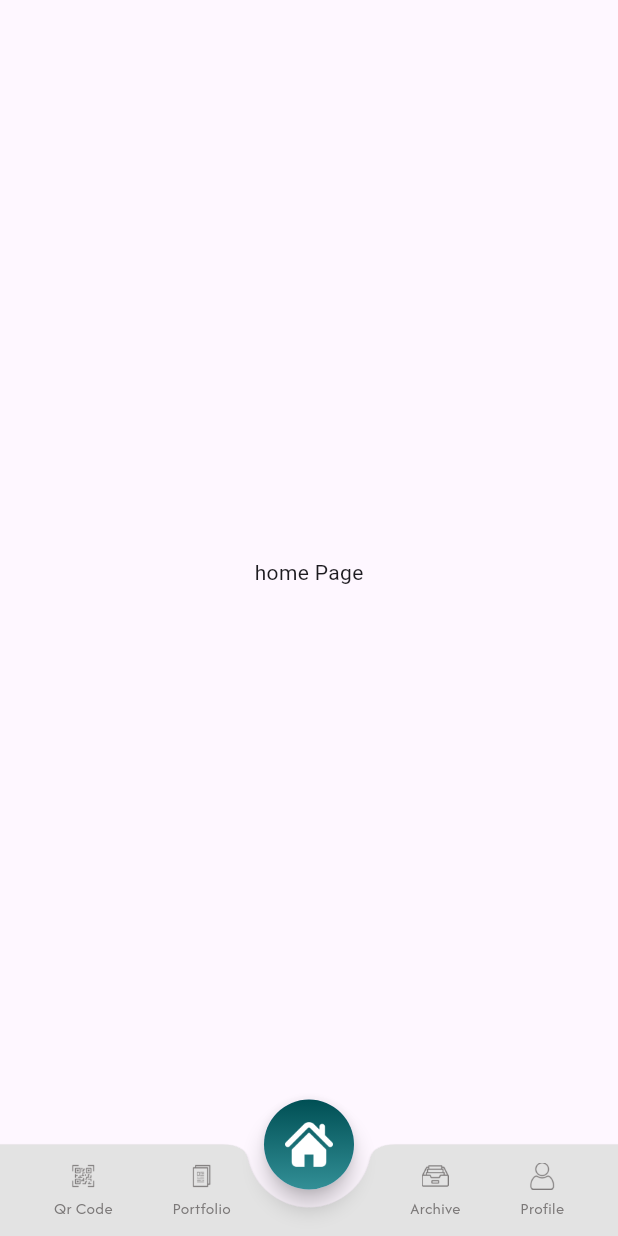
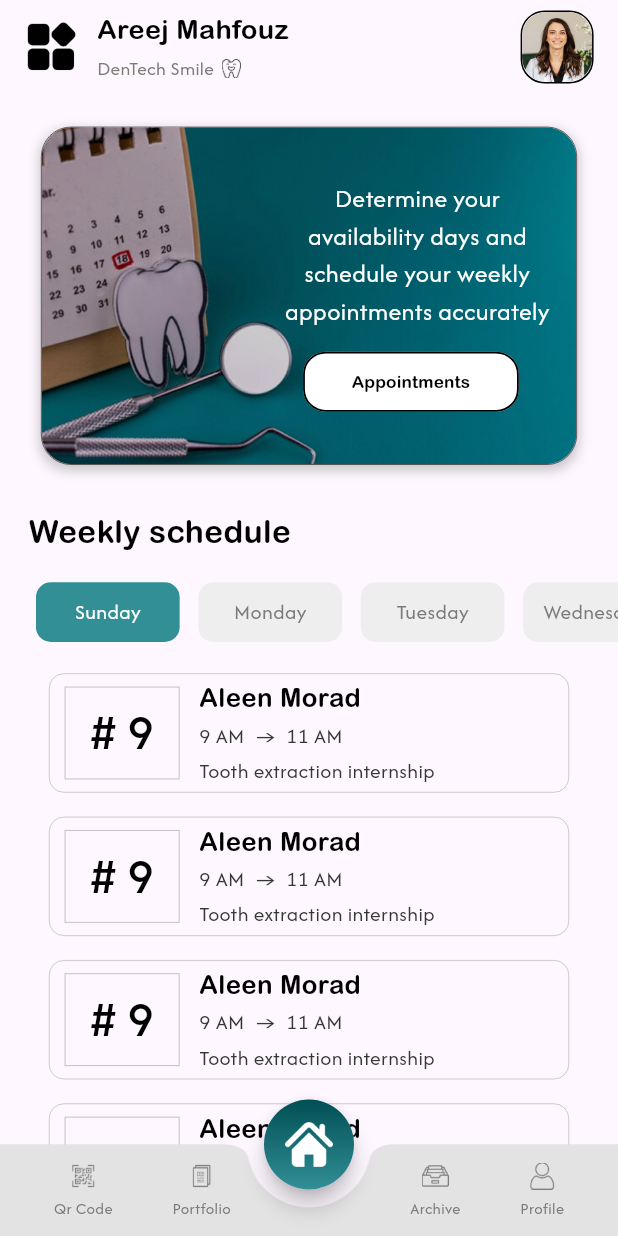
Before and after one commit to Farojeh/DenTech-Smile, a Flutter app: the screen it shows after launch, on a phone screen of 412 x 824 dp. Run offline on Flutter 3.47's test engine with Material 3 defaults, Android fonts, the light colour scheme and no system bars; our stand-ins replace awesome_snackbar_content, bloc, device_preview, dio, flutter_bloc, get_it and 4 more.

Commit message:
student home page UI

```diff
--- a/lib/core/utils/static.dart
+++ b/lib/core/utils/static.dart
@@ -28,4 +28,12 @@ static void home(BuildContext context){
   }
 }
 
+static double gethieght(BuildContext context , double size){
+  return (MediaQuery.of(context).size.height / 932) * size ;
 }
+
+static double getwieght(BuildContext context , double size){
+  return (MediaQuery.of(context).size.width / 430) * size ;
+}
+
+}
--- /dev/null
+++ b/lib/student/Home/controller/cubit/home_cubit.dart
@@ -0,0 +1,87 @@
+import 'package:bloc/bloc.dart';
+import 'package:dentech_smile/student/Home/model/appointment.dart';
+import 'package:dentech_smile/student/Home/model/day.dart';
+import 'package:meta/meta.dart';
+
+part 'home_state.dart';
+
+class HomeCubit extends Cubit<HomeState> {
+  HomeCubit() : super(HomeInitial());
+
+  List<Day> days = [
+    Day(name: "Sunday", id: 0, appointments: [
+      Appointment(
+          patient: "Aleen Morad ",
+          tag: "9",
+          start: "9 AM",
+          end: "11 AM",
+          internship: "Tooth extraction internship"),
+      Appointment(
+          patient: "Aleen Morad ",
+          tag: "9",
+          start: "9 AM",
+          end: "11 AM",
+          internship: "Tooth extraction internship"),
+      Appointment(
+          patient: "Aleen Morad ",
+          tag: "9",
+          start: "9 AM",
+          end: "11 AM",
+          internship: "Tooth extraction internship"),
+      Appointment(
+          patient: "Aleen Morad ",
+          tag: "9",
+          start: "9 AM",
+          end: "11 AM",
+          internship: "Tooth extraction internship"),
+    ]),
+    Day(name: "Monday", id: 1, appointments: [
+      Appointment(
+          patient: "Aleen Morad ",
+          tag: "9",
+          start: "9 AM",
+          end: "11 AM",
+          internship: "Tooth extraction internship"),
+      Appointment(
+          patient: "Aleen Morad ",
+          tag: "9",
+          start: "9 AM",
+          end: "11 AM",
+          internship: "Tooth extraction internship"),
+      Appointment(
+          patient: "Aleen Morad ",
+          tag: "9",
+          start: "9 AM",
+          end: "11 AM",
+          internship: "Tooth extraction internship"),
+      Appointment(
+          patient: "Aleen Morad ",
+          tag: "9",
+          start: "9 AM",
+          end: "11 AM",
+          internship: "Tooth extraction internship"),
+    ]),
+    Day(name: "Tuesday", id: 2, appointments: []),
+    Day(name: "Wednesday", id: 3, appointments: [
+      Appointment(
+          patient: "Aleen Morad ",
+          tag: "9",
+          start: "9 AM",
+          end: "11 AM",
+          internship: "Tooth extraction internship"),
+      Appointment(
+          patient: "Aleen Morad ",
+          tag: "9",
+          start: "9 AM",
+          end: "11 AM",
+          internship: "Tooth extraction internship"),
+    ]),
+    Day(name: "Thursday", id: 4, appointments: []),
+  ];
+
+  void selectday(int day) {
+    if (state is HomeInitial) {
+      emit((state as HomeInitial).copyWith(select: day));
+    }
+  }
+}
--- /dev/null
+++ b/lib/student/Home/controller/cubit/home_state.dart
@@ -0,0 +1,15 @@
+part of 'home_cubit.dart';
+
+@immutable
+sealed class HomeState {}
+
+final class HomeInitial extends HomeState {
+  final int select;
+  HomeInitial({this.select = 0});
+
+  HomeInitial copyWith({int? select}) {
+    return HomeInitial(
+      select: select ?? this.select,
+    );
+  }
+}
--- /dev/null
+++ b/lib/student/Home/model/appointment.dart
@@ -0,0 +1,15 @@
+class Appointment{
+  String patient;
+  String tag ;
+  String start ;
+  String end ;
+  String internship ;
+
+  Appointment({
+    required this.patient,
+    required this.tag ,
+    required this.start ,
+    required this.end,
+    required this.internship
+  });
+}
--- /dev/null
+++ b/lib/student/Home/model/day.dart
@@ -0,0 +1,30 @@
+import 'package:dentech_smile/student/Home/model/appointment.dart';
+
+class Day {
+  String name ;
+  int id ;
+  List<Appointment> appointments;
+
+  Day({
+    required this.name,
+    required this.id ,
+    required this.appointments
+  });
+
+  void setName (String name ){
+    this.name = name ;
+  }
+
+  void addappointment(Appointment a){
+    appointments.add(a);
+  }
+
+  List<Appointment> getappointment(){
+    return appointments ;
+  }
+
+  void setappointment(List<Appointment> apps){
+    appointments = apps ;
+  }
+
+}
--- a/lib/student/Home/view/home_page.dart
+++ b/lib/student/Home/view/home_page.dart
@@ -1,14 +1,36 @@
+import 'package:dentech_smile/student/Home/controller/cubit/home_cubit.dart';
+import 'package:dentech_smile/student/Home/view/widget/appointment_widget.dart';
+import 'package:dentech_smile/student/Home/view/widget/days_widget.dart';
+import 'package:dentech_smile/student/Home/view/widget/top_home_view.dart';
 import 'package:flutter/material.dart';
+import 'package:flutter_bloc/flutter_bloc.dart';
 
 class HomePage extends StatelessWidget {
   const HomePage({super.key});
 
   @override
   Widget build(BuildContext context) {
-    return Scaffold(
-      body: Center(
-        child: Text("home Page"),
-      ),
+    return BlocProvider<HomeCubit>(
+      create: (context) => HomeCubit(),
+      child: Scaffold(
+          body: SizedBox(
+        height: MediaQuery.of(context).size.height,
+        width: MediaQuery.of(context).size.width,
+        child: SingleChildScrollView(
+          child: Column(
+            mainAxisAlignment: MainAxisAlignment.start,
+            crossAxisAlignment: CrossAxisAlignment.center,
+            children: [
+              SizedBox(
+                height: MediaQuery.of(context).padding.top + 7,
+              ),
+              const TopHomeView(),
+              const AppointmentWidget(),
+              const DayWidget()
+            ],
+          ),
+        ),
+      )),
     );
   }
 }
--- /dev/null
+++ b/lib/student/Home/view/widget/appointment_of_day_widget.dart
@@ -0,0 +1,101 @@
+import 'package:dentech_smile/core/utils/static.dart';
+import 'package:dentech_smile/student/Home/controller/cubit/home_cubit.dart';
+import 'package:flutter/material.dart';
+import 'package:flutter_bloc/flutter_bloc.dart';
+
+class AppointmentOfDayWidget extends StatelessWidget {
+  const AppointmentOfDayWidget({super.key});
+
+  @override
+  Widget build(BuildContext context) {
+    return BlocBuilder<HomeCubit, HomeState>(
+      builder: (context, state) {
+        final cubit = context.read<HomeCubit>();
+        if (state is HomeInitial) {
+          return Padding(
+            padding: const EdgeInsets.only(top: 20),
+            child: Column(
+              mainAxisAlignment: MainAxisAlignment.center,
+              children: cubit.days[state.select].appointments
+                  .map((e) => Container(
+                        height: Static.gethieght(context, 90),
+                        width: Static.getwieght(context, 362),
+                        decoration: BoxDecoration(
+                            border: Border.all(
+                                width: 0.5,
+                                color: Colors.black.withOpacity(0.25)),
+                            borderRadius: BorderRadius.circular(10)),
+                        margin: const EdgeInsets.only(bottom: 16),
+                        child: Row(children: [
+                          const SizedBox(
+                            width: 10,
+                          ),
+                          Container(
+                            height: Static.gethieght(context, 70),
+                            width: Static.getwieght(context, 80),
+                            decoration: BoxDecoration(
+                              border: Border.all(
+                                  width: 0.6,
+                                  color: Colors.black.withOpacity(0.25)),
+                            ),
+                            alignment: Alignment.center,
+                            child: Text(
+                              "# ${e.tag}",
+                              style: TextStyle(
+                                  fontFamily: Static.afacadfont,
+                                  fontWeight: FontWeight.w500,
+                                  fontSize: Static.getwieght(context, 35),
+                                  color: Colors.black),
+                            ),
+                          ),
+                          Padding(
+                            padding: const EdgeInsets.only(
+                                left: 13, bottom: 2, top: 2),
+                            child: Column(
+                              mainAxisAlignment: MainAxisAlignment.center,
+                              crossAxisAlignment: CrossAxisAlignment.start,
+                              children: [
+                                Text(
+                                  e.patient,
+                                  style: TextStyle(
+                                      fontFamily: Static.arialRoundedMTfont,
+                                      fontSize: Static.getwieght(context, 18),
+                                      color: Colors.black),
+                                ),
+                                const SizedBox(
+                                  height: 2.5,
+                                ),
+                                Text(
+                                  "${e.start}  →  ${e.end}",
+                                  style: TextStyle(
+                                      fontFamily: Static.afacadfont,
+                                      fontWeight: FontWeight.w400,
+                                      color: Static.lightcolor,
+                                      fontSize: Static.getwieght(context, 15)),
+                                ),
+                                const SizedBox(
+                                  height: 2.5,
+                                ),
+                                Text(
+                                  e.internship,
+                                  style: TextStyle(
+                                      fontFamily: Static.afacadfont,
+                                      fontWeight: FontWeight.w400,
+                                      color: Static.lightcolor,
+                                      fontSize: Static.getwieght(context, 15)),
+                                )
+                              ],
+                            ),
+                          )
+                        ]),
+                      ))
+                  .toList(),
+            ),
+          );
+        } else {
+          return const Text("somthing wrong");
+        }
+      },
+    );
+  }
+}
--- /dev/null
+++ b/lib/student/Home/view/widget/appointment_widget.dart
@@ -0,0 +1,88 @@
+import 'package:dentech_smile/core/utils/static.dart';
+import 'package:dentech_smile/widget/custom_button.dart';
+import 'package:flutter/material.dart';
+
+class AppointmentWidget extends StatelessWidget {
+  const AppointmentWidget({super.key});
+
+  @override
+  Widget build(BuildContext context) {
+    return Container(
+      margin: EdgeInsets.only(
+          left: MediaQuery.of(context).size.width * 0.05,
+          right: MediaQuery.of(context).size.width * 0.05,
+          bottom: MediaQuery.of(context).size.height * 0.035,
+          top: MediaQuery.of(context).size.height * 0.035),
+      height: (MediaQuery.of(context).size.height / 932) * 255,
+      width: (MediaQuery.of(context).size.width / 430) * 373,
+      decoration: BoxDecoration(
+        borderRadius: BorderRadius.circular(20),
+        border: Border.all(width: 0.5, color: Static.lightcolor),
+        boxShadow: [
+          BoxShadow(
+            color: Colors.black.withOpacity(0.2),
+            spreadRadius: 1,
+            blurRadius: 6,
+            offset: const Offset(0, 3),
+          ),
+        ],
+      ),
+      child: Stack(
+        children: [
+          ClipRRect(
+            borderRadius: BorderRadius.circular(20),
+            child: Image.asset(
+              "assets/images/student_home2.jpg",
+              height: (MediaQuery.of(context).size.height / 932) * 255,
+              width: (MediaQuery.of(context).size.width / 430) * 373,
+              fit: BoxFit.cover,
+            ),
+          ),
+          Container(
+            height: (MediaQuery.of(context).size.height / 932) * 255,
+            width: (MediaQuery.of(context).size.width / 430) * 373,
+            decoration: BoxDecoration(
+                borderRadius: BorderRadius.circular(20),
+                color: Colors.black.withOpacity(0.2)),
+          ),
+          Positioned(
+              top: (MediaQuery.of(context).size.height / 932) * 40,
+              right: (MediaQuery.of(context).size.width / 430) * 13,
+              child: SizedBox(
+                height: (MediaQuery.of(context).size.height / 932) * 120,
+                width: (MediaQuery.of(context).size.width / 430) * 195,
+                child: Text(
+                  "Determine your availability days and schedule your weekly appointments accurately",
+                  style: TextStyle(
+                      fontSize: (MediaQuery.of(context).size.width / 430) * 18,
+                      color: Colors.white,
+                      fontFamily: Static.afacadfont,
+                      fontWeight: FontWeight.w400),
+                  textAlign: TextAlign.center,
+                ),
+              )),
+          Positioned(
+              bottom: (MediaQuery.of(context).size.height / 932) * 35,
+              right: (MediaQuery.of(context).size.width / 430) * 40,
+              child: CustomButton(
+                  redbl: 15,
+                  redbr: 15,
+                  redtl: 15,
+                  redtr: 15,
+                  color: const Color(0xffE0E0E0),
+                  side: Colors.black,
+                  height: (MediaQuery.of(context).size.height / 932) * 40,
+                  width: (MediaQuery.of(context).size.width / 430) * 100,
+                  child: Text(
+                    "Appointments",
+                    style: TextStyle(
+                        fontFamily: Static.arialRoundedMTfont,
+                        fontSize:
+                            (MediaQuery.of(context).size.width / 430) * 12,
+                        color: Colors.black),
+                  )))
+        ],
+      ),
+    );
+  }
+}
--- /dev/null
+++ b/lib/student/Home/view/widget/days_widget.dart
@@ -0,0 +1,32 @@
+import 'package:dentech_smile/core/utils/static.dart';
+import 'package:dentech_smile/student/Home/view/widget/appointment_of_day_widget.dart';
+import 'package:dentech_smile/student/Home/view/widget/select_day_widget.dart';
+import 'package:flutter/material.dart';
+
+class DayWidget extends StatelessWidget {
+  const DayWidget({super.key});
+
+  @override
+  Widget build(BuildContext context) {
+    return Column(
+      mainAxisAlignment: MainAxisAlignment.start,
+      crossAxisAlignment: CrossAxisAlignment.center,
+      children: [
+        Container(
+          alignment: Alignment.centerLeft,
+          margin:
+              EdgeInsets.symmetric(horizontal: Static.getwieght(context, 20)),
+          child: Text(
+            "Weekly schedule",
+            style: TextStyle(
+                fontFamily: Static.arialRoundedMTfont,
+                fontSize: Static.getwieght(context, 22),
+                color: Colors.black),
+          ),
+        ),
+        const SelectDayWidget(),
+       const AppointmentOfDayWidget()
+      ],
+    );
+  }
+}
--- /dev/null
+++ b/lib/student/Home/view/widget/select_day_widget.dart
@@ -0,0 +1,59 @@
+import 'package:dentech_smile/core/utils/static.dart';
+import 'package:dentech_smile/student/Home/controller/cubit/home_cubit.dart';
+import 'package:flutter/material.dart';
+import 'package:flutter_bloc/flutter_bloc.dart';
+
+class SelectDayWidget extends StatelessWidget {
+  const SelectDayWidget({super.key});
+
+  @override
+  Widget build(BuildContext context) {
+    return Container(
+      margin: EdgeInsets.only(
+          left: Static.getwieght(context, 25),
+          top: Static.gethieght(context, 22),
+          bottom: Static.gethieght(context, 1)),
+      height: Static.gethieght(context, 45),
+      width: MediaQuery.of(context).size.width,
+      child: BlocBuilder<HomeCubit, HomeState>(
+        builder: (context, state) {
+          final cubit = context.read<HomeCubit>();
+          if (state is HomeInitial) {
+            return ListView.builder(
+                scrollDirection: Axis.horizontal,
+                itemCount: 5,
+                itemBuilder: (context, index) => InkWell(
+                      overlayColor:
+                          MaterialStatePropertyAll(Colors.white.withOpacity(0)),
+                      onTap: () => cubit.selectday(index),
+                      child: Container(
+                        height: Static.gethieght(context, 45),
+                        width: Static.getwieght(context, 100),
+                        margin: EdgeInsets.only(
+                            right: Static.getwieght(context, 13)),
+                        decoration: BoxDecoration(
+                            color: state.select == index
+                                ? const Color(0xff328F96)
+                                : const Color(0xffEEEEEE),
+                            borderRadius: BorderRadius.circular(10)),
+                        alignment: Alignment.center,
+                        child: Text(
+                          cubit.days[index].name,
+                          style: TextStyle(
+                              fontFamily: Static.afacadfont,
+                              fontWeight: FontWeight.w400,
+                              fontSize: Static.getwieght(context, 15),
+                              color: state.select == index
+                                  ? Colors.white
+                                  : Static.lightcolor2),
+                        ),
+                      ),
+                    ));
+          } else {
+            return const Text("somthing wrong");
+          }
+        },
+      ),
+    );
+  }
+}
--- /dev/null
+++ b/lib/student/Home/view/widget/top_home_view.dart
@@ -0,0 +1,81 @@
+import 'package:dentech_smile/core/utils/static.dart';
+import 'package:flutter/material.dart';
+
+class TopHomeView extends StatelessWidget {
+  const TopHomeView({super.key});
+
+  @override
+  Widget build(BuildContext context) {
+    return Padding(
+      padding: EdgeInsets.symmetric(
+          horizontal: (MediaQuery.of(context).size.width / 430) * 17),
+      child: Row(
+        mainAxisAlignment: MainAxisAlignment.start,
+        crossAxisAlignment: CrossAxisAlignment.center,
+        children: [
+          Image.asset(
+            "assets/images/drawer.png",
+            height: (MediaQuery.of(context).size.height / 932) * 40,
+            width: (MediaQuery.of(context).size.height / 932) * 40,
+          ),
+          const SizedBox(
+            width: 13,
+          ),
+          Column(
+            mainAxisAlignment: MainAxisAlignment.center,
+            crossAxisAlignment: CrossAxisAlignment.start,
+            children: [
+              Text(
+                "Areej Mahfouz",
+                style: TextStyle(
+                    fontFamily: Static.arialRoundedMTfont,
+                    color: Colors.black,
+                    fontSize: 18),
+              ),
+              const SizedBox(
+                height: 3,
+              ),
+              Row(
+                mainAxisAlignment: MainAxisAlignment.center,
+                children: [
+                  Text(
+                    "DenTech Smile",
+                    style: TextStyle(
+                        fontSize: 13,
+                        fontFamily: Static.afacadfont,
+                        fontWeight: FontWeight.w400,
+                        color: Static.lightcolor2),
+                  ),
+                  const SizedBox(
+                    width: 5,
+                  ),
+                  Image.asset(
+                    "assets/images/tooth.png",
+                    height: 13,
+                    width: 13,
+                    fit: BoxFit.contain,
+                  )
+                ],
+              ),
+            ],
+          ),
+          const Spacer(),
+          Container(
+            height: (MediaQuery.of(context).size.height / 932) * 55,
+            width: (MediaQuery.of(context).size.height / 932) * 55,
+            decoration: BoxDecoration(
+                border: Border.all(width: 1, color: Colors.black),
+                borderRadius: BorderRadius.circular(16)),
+            child: ClipRRect(
+              borderRadius: BorderRadius.circular(16),
+              child: Image.asset(
+                "assets/images/student.jpg",
+                fit: BoxFit.cover,
+              ),
+            ),
+          )
+        ],
+      ),
+    );
+  }
+}
```
Also changed, not shown: assets/images/drawer.png (added), assets/images/student.jpg (added), assets/images/student_home.jpg (added), assets/images/student_home2.jpg (added).
